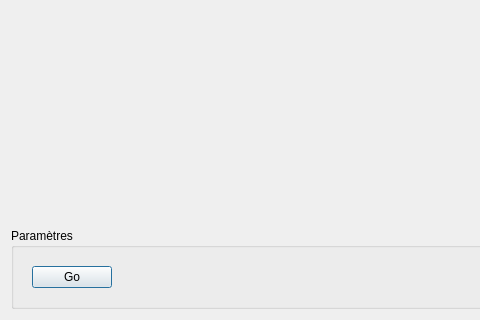
This is CResolutionDialog.ui in clebail/2048qt as Qt 5 draws it before an edit; both pictures show x 0 to 480 and y 447 to 767 of the 806 by 767 pixel window. The edited form follows.
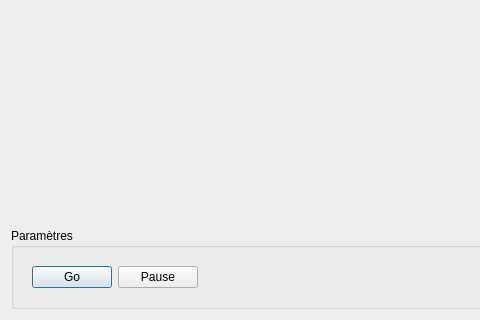
This is the edited form.

Patch:
```diff
--- a/CResolutionDialog.ui
+++ b/CResolutionDialog.ui
@@ -47,6 +47,13 @@
            </property>
           </widget>
          </item>
+         <item>
+          <widget class="QPushButton" name="pbPause">
+           <property name="text">
+            <string>Pause</string>
+           </property>
+          </widget>
+         </item>
          <item>
           <spacer name="horizontalSpacer">
            <property name="orientation">
```
